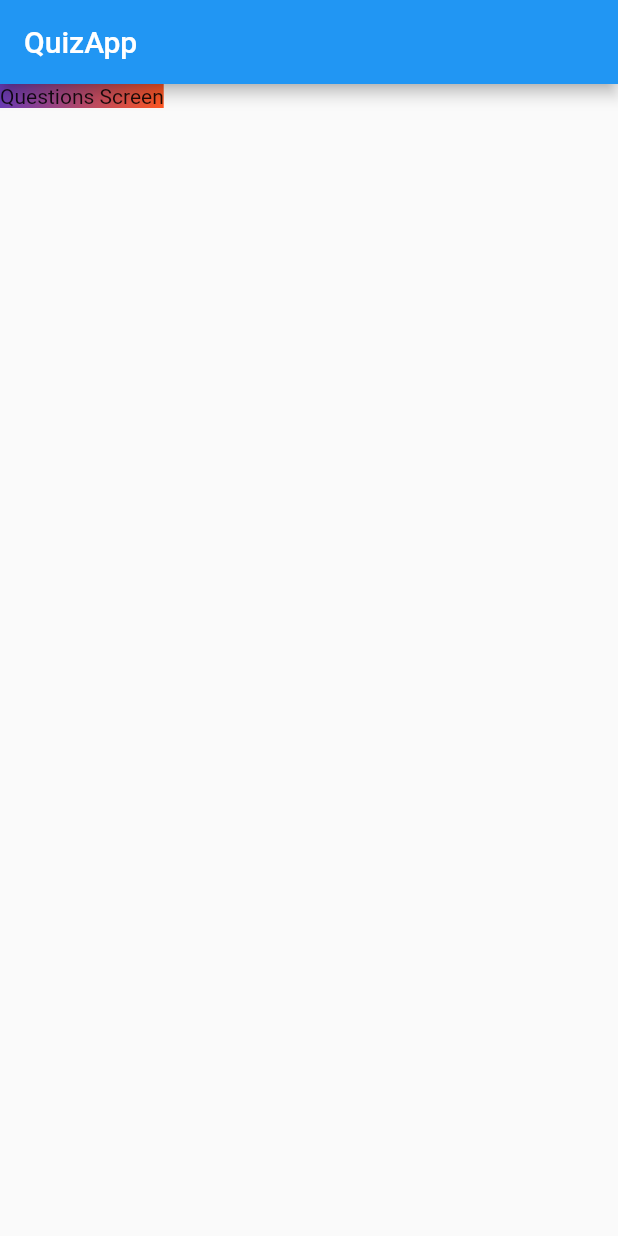
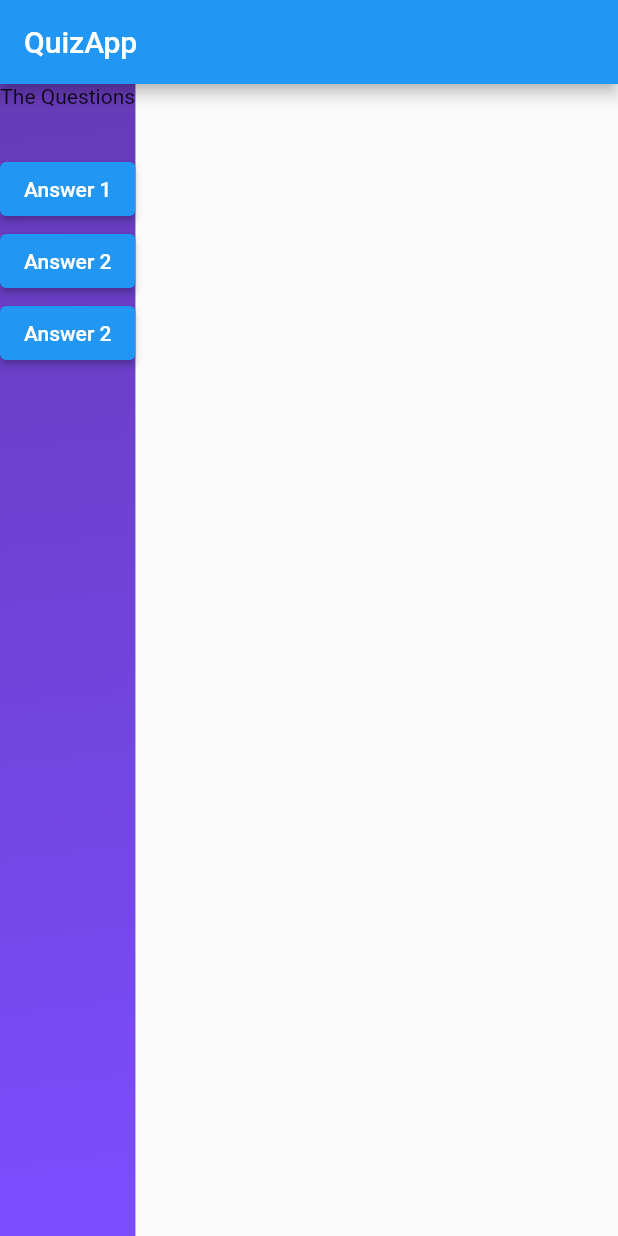
Before and after one commit to vaishali-mukati/MyApplication, a Flutter app: the screen it shows after launch, after a tap on "start quiz", on a phone screen of 412 x 824 dp. Run offline on Flutter 3.47's test engine with Material 2 defaults, Android fonts, the phone set to English and light mode, and no system bars.

Commit message:
added buttons

```diff
--- /dev/null
+++ b/lib/modals/quiz_question.dart
@@ -0,0 +1,6 @@
+class QuizQuestion {
+  const QuizQuestion(this.text,this.answer);
+
+  final String text;
+  final List<String> answer;
+}
--- a/lib/question_screen.dart
+++ b/lib/question_screen.dart
@@ -8,8 +8,25 @@ class QuestionScreen extends StatefulWidget{
 }
 
 class _QuestionState extends State<QuestionScreen>{
-
+   @override
   Widget build( context) {
-    return const Text('Questions Screen');
+    return  Column(
+      children:[
+     const Text('The Questions'),
+      const SizedBox(height: 30),
+      ElevatedButton(
+          onPressed:(){},
+          child:const Text('Answer 1')
+      ),
+        ElevatedButton(
+            onPressed:(){},
+            child:const Text('Answer 2')
+        ),
+        ElevatedButton(
+            onPressed:(){},
+            child:const Text('Answer 2')
+        ),
+      ],
+    );
   }
 }
--- a/lib/quiz.dart
+++ b/lib/quiz.dart
@@ -10,22 +10,29 @@ class Quiz extends StatefulWidget{
    }
 }
  class _QuizState extends State<Quiz>{
-  Widget? activescreen ;
+   var activescreen = 'start screen';
 
-   @override
-  void initState() {
-     activescreen = StartScreen(swicthScreen);
-     super.initState();
-  }
+   //@override
+  //void initState() {
+     //activescreen = StartScreen(swicthScreen);
+     //super.initState();
+  //}
 
   void swicthScreen(){
      setState(() {
-        activescreen = QuestionScreen();
+        activescreen = 'question-screen';
      });
 
   }
      @override
    Widget build(context) {
+
+    Widget screenWidget  = StartScreen(swicthScreen);
+
+    if(activescreen == 'question-screen'){
+      screenWidget = QuestionScreen();
+    }
+
       return MaterialApp(
             home:Scaffold(
               appBar:AppBar(title:const Text('QuizApp'),),
@@ -34,15 +41,15 @@ class Quiz extends StatefulWidget{
                    gradient: LinearGradient(
                      colors:[
                        Colors.deepPurple,
-                       Colors.deepOrange,
+                       Colors.deepPurpleAccent,
                     ],
                    begin:Alignment.topLeft,
                   end:Alignment.bottomRight,
                  ),
               ),
-             child: activescreen,
-           ),
+             child:screenWidget,
             ),
+      )
       );
      }
  }
```
Also changed, not shown: lib/questions.dart (added, +57 -0 lines).
